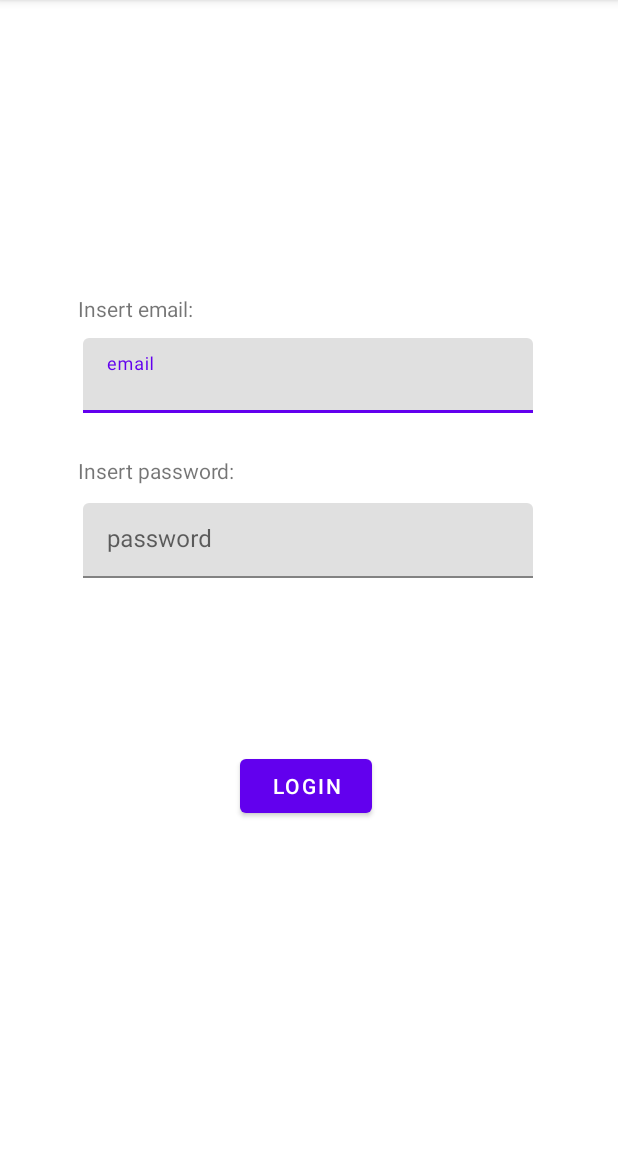
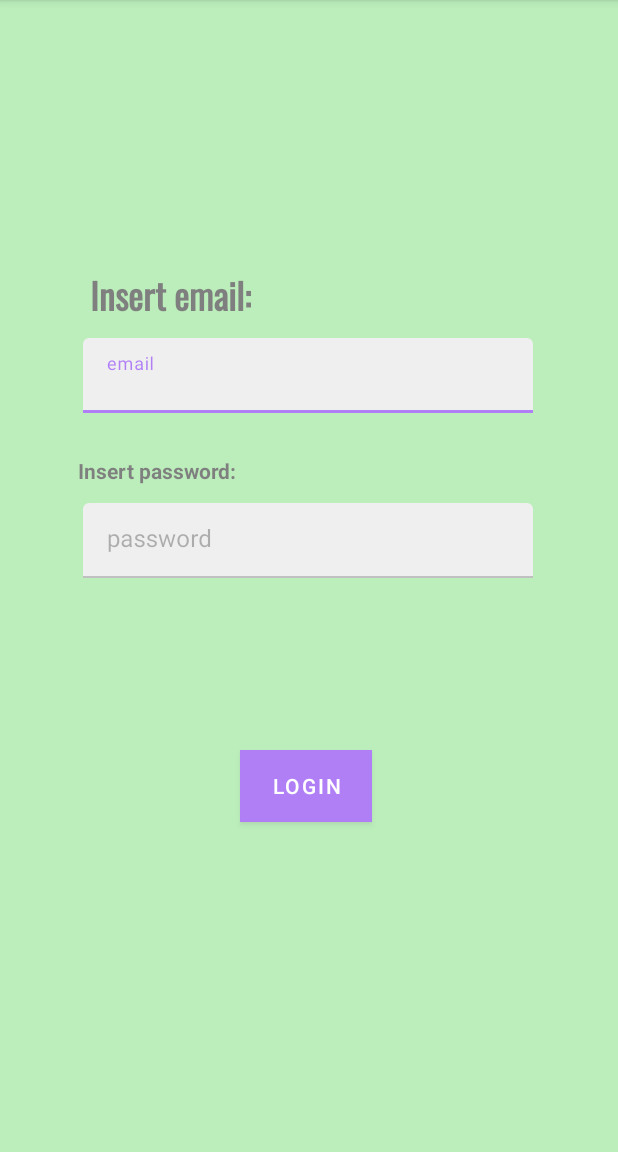
Before and after one commit to EmanueleTinghi/EcoTrip, an Android app: the screen it shows after launch (MainActivity), on a phone screen of 412 x 824 dp, the part 84-1236 px from its top. Run offline under Robolectric (Android 15) with nearby library versions, the phone set to English and light mode, and no system bars; our stand-ins replace Firebase (no records; nobody signed in at launch, a user with empty details on screens opened directly), data binding.

Commit message:
update UI

```diff
--- a/app/build.gradle
+++ b/app/build.gradle
@@ -10,7 +10,7 @@ android {
 
     defaultConfig {
         applicationId "it.unipi.dii.masss_project"
-        minSdk 24
+        minSdk 26
         targetSdk 33
         versionCode 1
         versionName "1.0"
--- a/app/src/main/res/layout/activity_main.xml
+++ b/app/src/main/res/layout/activity_main.xml
@@ -7,10 +7,13 @@
         android:id="@+id/parentLayoutMainActivity"
         android:layout_width="match_parent"
         android:layout_height="match_parent"
+        android:background="@color/light_green"
+        android:alpha="0.5"
         tools:context=".MainActivity">
 
         <Button
             android:id="@+id/loginButton"
+            android:background="@color/purple_700"
             android:layout_width="wrap_content"
             android:layout_height="wrap_content"
             android:layout_marginStart="160dp"
@@ -21,11 +24,15 @@
 
         <TextView
             android:id="@+id/emailView"
-            android:layout_width="106dp"
-            android:layout_height="19dp"
-            android:layout_marginStart="52dp"
-            android:layout_marginTop="196dp"
+            android:layout_width="wrap_content"
+            android:layout_height="wrap_content"
+            android:layout_marginStart="60dp"
+            android:layout_marginTop="176dp"
+            android:fontFamily="@font/oswald_family"
             android:text="@string/insert_email"
+            android:textColor="@color/black"
+            android:textSize="24sp"
+            android:textStyle="bold"
             app:layout_constraintStart_toStartOf="parent"
             app:layout_constraintTop_toTopOf="parent" />
 
@@ -50,6 +57,8 @@
 
         <TextView
             android:id="@+id/passwordView"
+            android:textColor="@color/black"
+            android:textStyle="bold"
             android:layout_width="106dp"
             android:layout_height="19dp"
             android:layout_marginStart="52dp"
@@ -80,6 +89,7 @@
 
         <TextView
             android:id="@+id/errorTextView"
+            android:textStyle="bold"
             android:layout_width="match_parent"
             android:layout_height="wrap_content"
             android:layout_marginStart="55dp"
--- a/app/src/main/res/values/colors.xml
+++ b/app/src/main/res/values/colors.xml
@@ -7,4 +7,6 @@
     <color name="teal_700">#FF018786</color>
     <color name="black">#FF000000</color>
     <color name="white">#FFFFFFFF</color>
+    <color name="light_green">#77DD77</color>
+    <color name="blue">#3F51B5</color>
 </resources>
```
Also changed, not shown: app/src/main/res/font/oswald.xml (added, +7 -0 lines), app/src/main/res/font/oswald_family.ttf (added).
